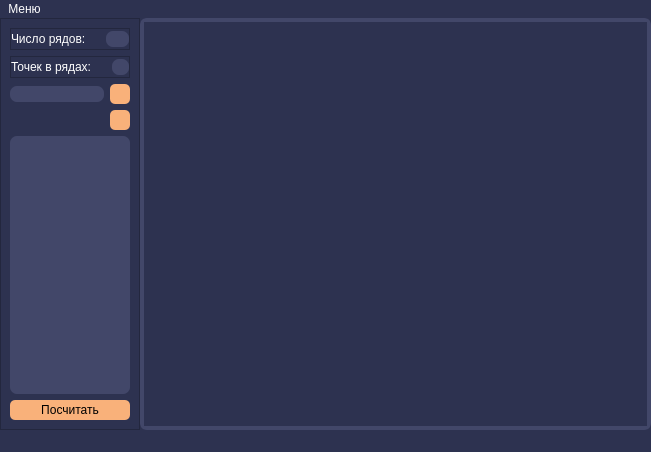
Qt form first.ui (SofiaPV/diploma) before a commit.
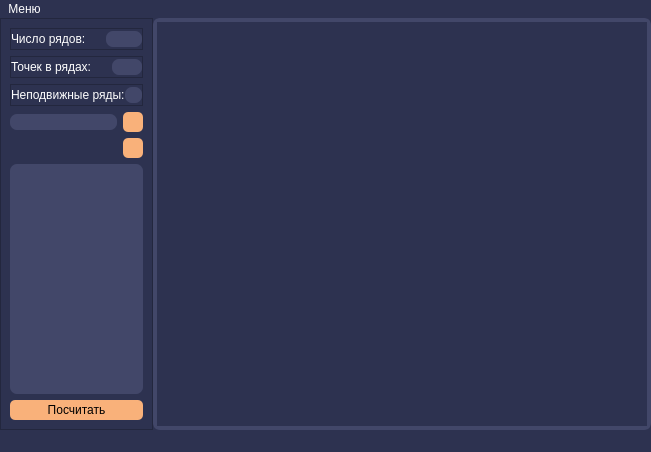
The same form after that commit. Icons and pictures are not drawn.

Patch:
```diff
--- a/first.ui
+++ b/first.ui
@@ -896,6 +896,56 @@
             </layout>
            </widget>
           </item>
+          <item>
+           <widget class="QFrame" name="frame_6">
+            <property name="frameShape">
+             <enum>QFrame::StyledPanel</enum>
+            </property>
+            <property name="frameShadow">
+             <enum>QFrame::Raised</enum>
+            </property>
+            <layout class="QHBoxLayout" name="horizontalLayout_7" stretch="2,0,1">
+             <property name="spacing">
+              <number>0</number>
+             </property>
+             <property name="leftMargin">
+              <number>0</number>
+             </property>
+             <property name="topMargin">
+              <number>0</number>
+             </property>
+             <property name="rightMargin">
+              <number>0</number>
+             </property>
+             <property name="bottomMargin">
+              <number>0</number>
+             </property>
+             <item>
+              <widget class="QLabel" name="label_3">
+               <property name="text">
+                <string>Неподвижные ряды:</string>
+               </property>
+              </widget>
+             </item>
+             <item>
+              <spacer name="horizontalSpacer_4">
+               <property name="orientation">
+                <enum>Qt::Horizontal</enum>
+               </property>
+               <property name="sizeHint" stdset="0">
+                <size>
+                 <width>20</width>
+                 <height>20</height>
+                </size>
+               </property>
+              </spacer>
+             </item>
+             <item>
+              <widget class="QLineEdit" name="fixed_rows"/>
+             </item>
+            </layout>
+           </widget>
+          </item>
           <item>
            <widget class="QFrame" name="frame_3">
             <property name="frameShape">
```
